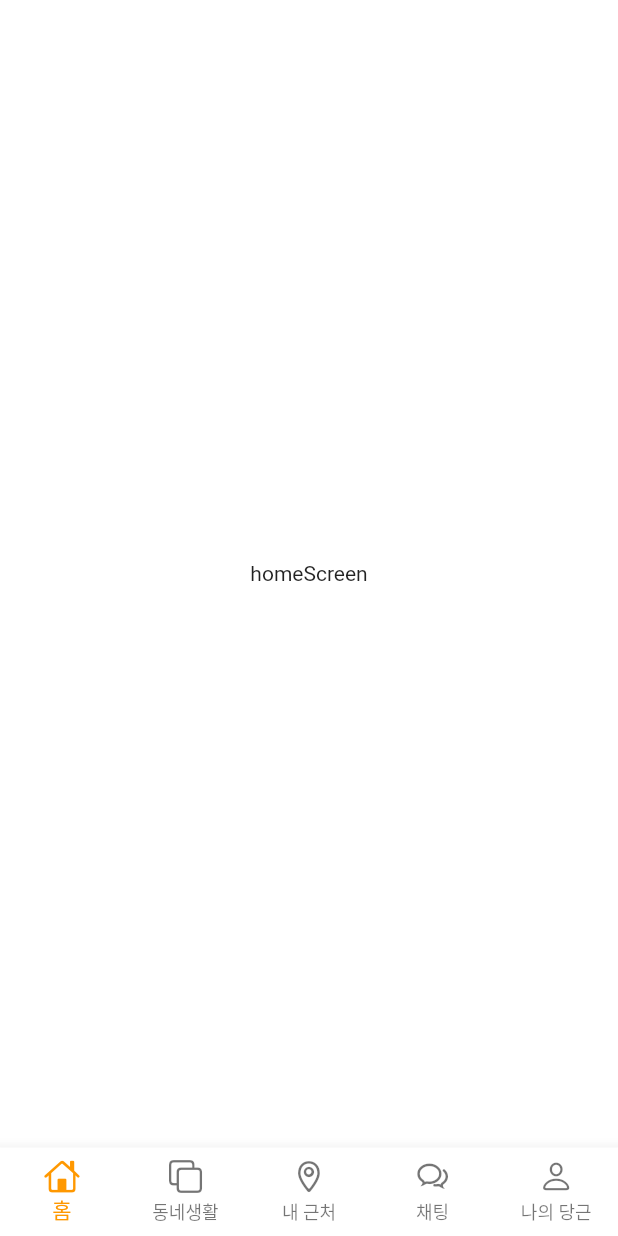
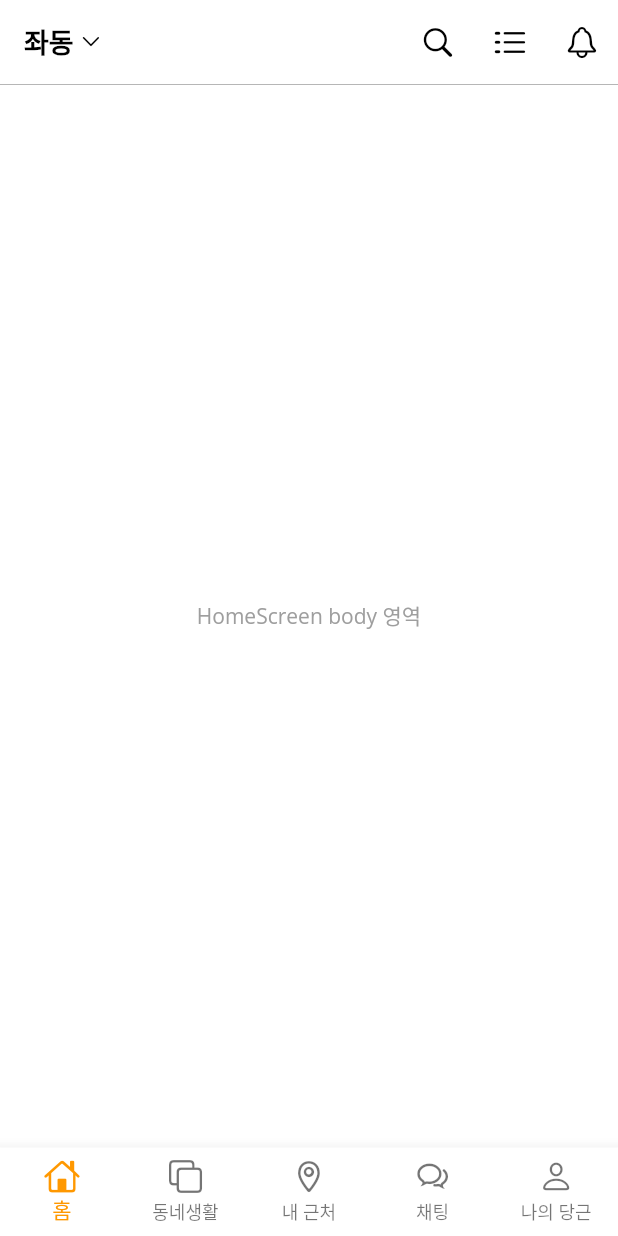
Before and after one commit to codewhite7777/flutter_ui_clone_02, a Flutter app: the screen it shows after launch, on a phone screen of 412 x 824 dp. Run offline on Flutter 3.47's test engine with Material 2 defaults, Android fonts, the phone set to English and light mode, and no system bars; our stand-ins replace font_awesome_flutter, google_fonts.

Commit message:
feat: home_screen appbar iconbutton

```diff
--- a/carrot_market_ui/lib/screens/home/home_screen.dart
+++ b/carrot_market_ui/lib/screens/home/home_screen.dart
@@ -1,3 +1,5 @@
+import 'package:carrot_market_ui/theme.dart';
+import 'package:flutter/cupertino.dart';
 import 'package:flutter/material.dart';
 
 class HomeScreen extends StatelessWidget {
@@ -5,8 +7,64 @@ class HomeScreen extends StatelessWidget {
 
   @override
   Widget build(BuildContext context) {
-    return Center(
-      child: Text('homeScreen'),
+    return Scaffold(
+      appBar: AppBar(
+        title: Row(
+          children: [
+            Text(
+              '좌동',
+              style: textTheme().headline1,
+            ),
+            SizedBox(
+              width: 4.0,
+            ),
+            Icon(
+              CupertinoIcons.chevron_down,
+              color: Colors.black,
+              size: 15.0,
+            ),
+          ],
+        ),
+        actions: [
+          IconButton(
+            onPressed: () {},
+            icon: Icon(
+              CupertinoIcons.search,
+              color: Colors.black,
+            ),
+          ),
+          IconButton(
+            onPressed: () {},
+            icon: Icon(
+              CupertinoIcons.list_dash,
+              color: Colors.black,
+            ),
+          ),
+          IconButton(
+            onPressed: () {},
+            icon: Icon(
+              CupertinoIcons.bell,
+              color: Colors.black,
+            ),
+          ),
+        ],
+        bottom: PreferredSize(
+          preferredSize: Size.fromHeight(0.5),
+          child: Divider(
+            thickness: 0.5,
+            height: 0.5,
+            color: Colors.grey,
+          ),
+        ),
+      ),
+      body: Container(
+        child: Center(
+          child: Text(
+            'HomeScreen body 영역',
+            style: TextTheme().headline2,
+          ),
+        ),
+      ),
     );
   }
 }
--- a/carrot_market_ui/lib/theme.dart
+++ b/carrot_market_ui/lib/theme.dart
@@ -33,8 +33,8 @@ AppBarTheme appTheme() {
 ThemeData theme() {
   return ThemeData(
     scaffoldBackgroundColor: Colors.white,
-    textTheme: TextTheme(),
-    appBarTheme: AppBarTheme(),
+    textTheme: textTheme(),
+    appBarTheme: appTheme(),
     primaryColor: Colors.orange,
   );
 }
```
